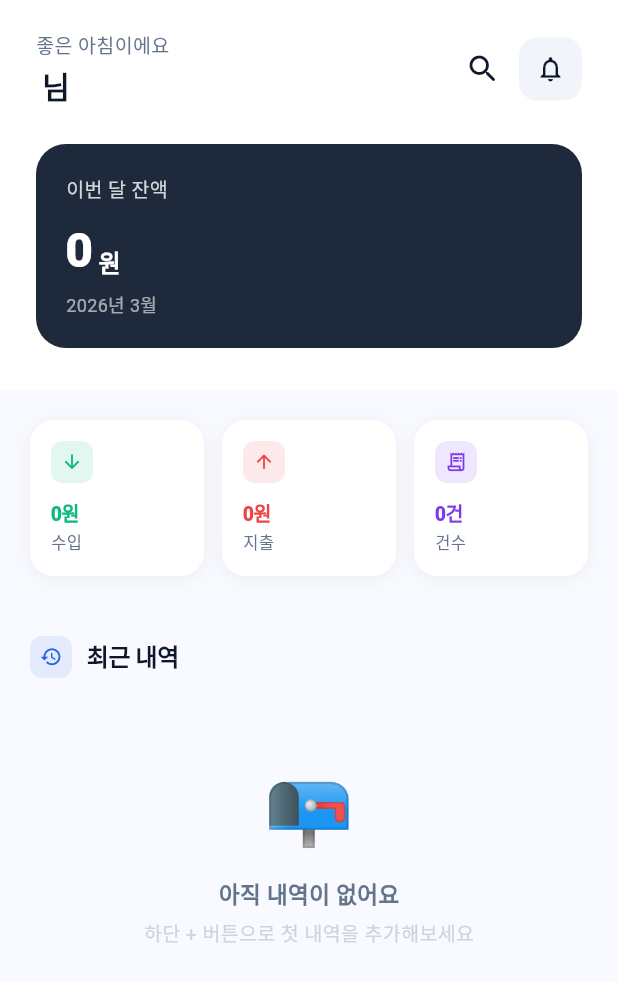
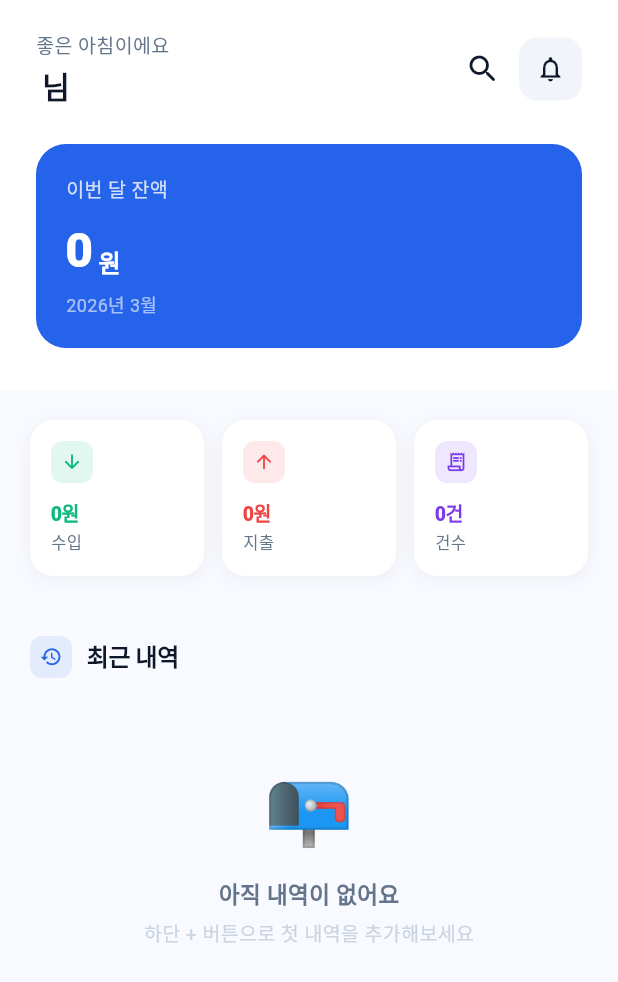
Before and after one commit to LimJongTak/ceremonial-ledger, a Flutter app: the HomeScreen screen opened directly, on a phone screen of 412 x 824 dp. Shown: the top 982 px of the screen. Run offline on Flutter 3.47's test engine with Material 3 defaults, Android fonts, the phone set to English and light mode, and no system bars; our stand-ins replace cloud_firestore, drift, drift_flutter, file_picker, firebase_auth, firebase_core and 9 more; missing offline and left inert: excel, flutter_naver_login, google_mlkit_text_recognition, home_widget, kakao_flutter_sdk_user; accounts and stored records are empty; generated files the repository leaves out were written again; network calls fail.

Commit message:
style: 홈 잔액 카드 배경색 앱 primary 블루로 변경
Co-Authored-By: Claude Sonnet 4.6 <noreply@anthropic.com>

```diff
--- a/lib/views/home/home_screen.dart
+++ b/lib/views/home/home_screen.dart
@@ -197,7 +197,7 @@ class _Header extends StatelessWidget {
           Container(
             padding: const EdgeInsets.all(20),
             decoration: BoxDecoration(
-              color: const Color(0xFF1E293B),
+              color: AppTheme.primary,
               borderRadius: BorderRadius.circular(20),
             ),
             child: Column(
```
